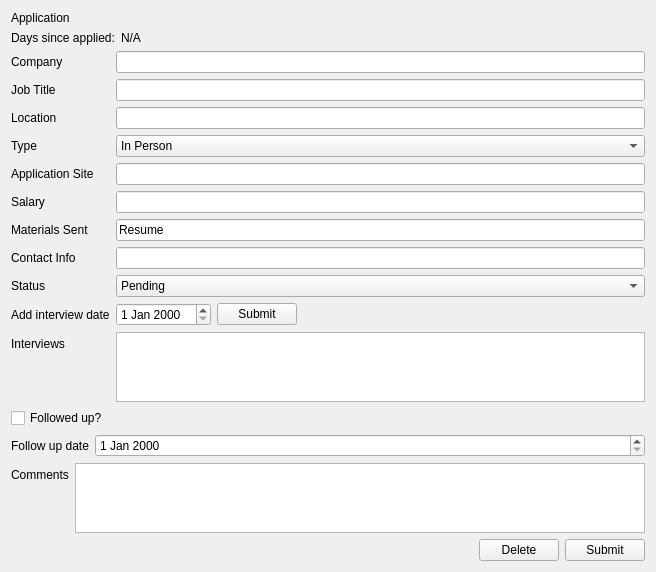
Before: the Qt Designer form JobAppTracker/QtGUI/ui/AppInfoScreen.ui in dwp1084/QtJobAppTracker, drawn with Qt 5.
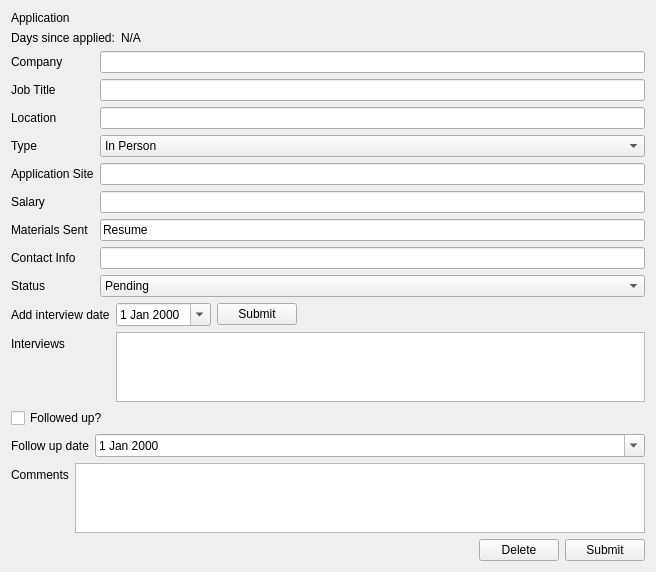
After: the same form once the commit is applied.

What changed in the file:
```diff
--- a/JobAppTracker/QtGUI/ui/AppInfoScreen.ui
+++ b/JobAppTracker/QtGUI/ui/AppInfoScreen.ui
@@ -217,17 +217,39 @@
         </item>
        </widget>
       </item>
-      <item row="9" column="0">
+     </layout>
+    </widget>
+   </item>
+   <item>
+    <widget class="QWidget" name="interviewDatesWidget" native="true">
+     <layout class="QFormLayout" name="formLayout_5">
+      <property name="leftMargin">
+       <number>0</number>
+      </property>
+      <property name="topMargin">
+       <number>0</number>
+      </property>
+      <property name="rightMargin">
+       <number>0</number>
+      </property>
+      <property name="bottomMargin">
+       <number>0</number>
+      </property>
+      <item row="0" column="0">
        <widget class="QLabel" name="label_13">
         <property name="text">
          <string>Add interview date</string>
         </property>
        </widget>
       </item>
-      <item row="9" column="1">
+      <item row="0" column="1">
        <layout class="QHBoxLayout" name="horizontalLayout_2">
         <item>
-         <widget class="QDateEdit" name="interviewDateField"/>
+         <widget class="QDateEdit" name="interviewDateField">
+          <property name="calendarPopup">
+           <bool>true</bool>
+          </property>
+         </widget>
         </item>
         <item>
          <widget class="QPushButton" name="interviewDateSubmit">
@@ -307,7 +329,11 @@
        </widget>
       </item>
       <item row="0" column="1">
-       <widget class="QDateEdit" name="followUpField"/>
+       <widget class="QDateEdit" name="followUpField">
+        <property name="calendarPopup">
+         <bool>true</bool>
+        </property>
+       </widget>
       </item>
      </layout>
     </widget>
```
Left out of the diff: 5 changed lines with no effect on the pictures.
